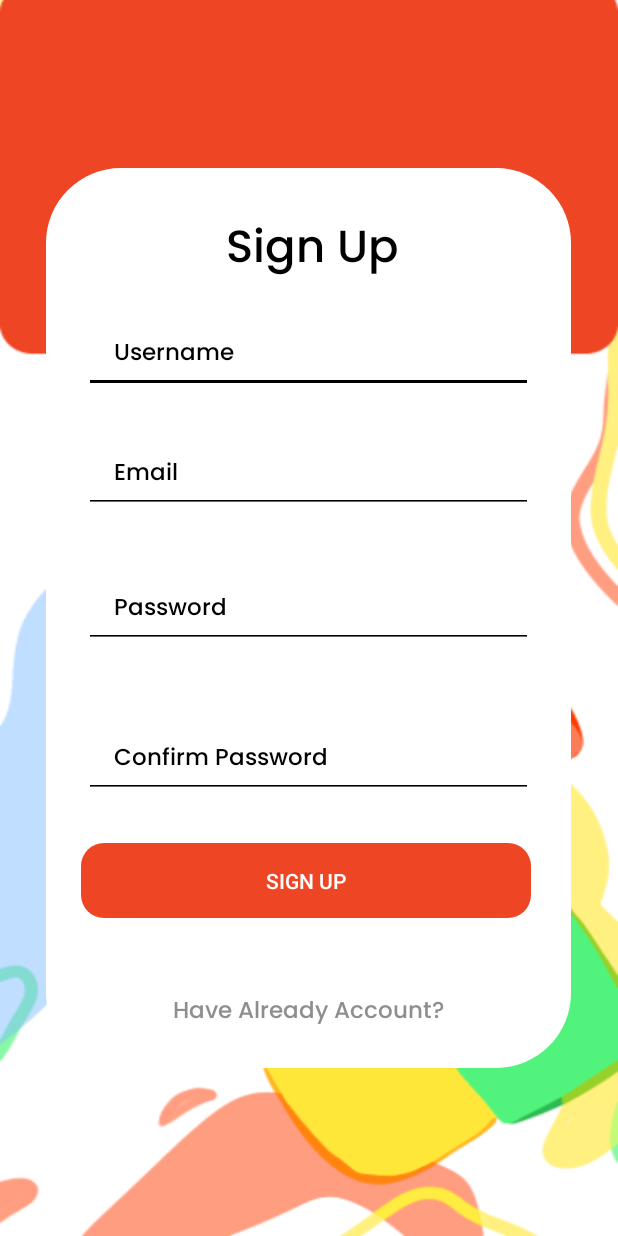
After one commit to NVG-064/Wetivity, an Android app: the sign_up screen opened directly, with no data from a screen before it, on a phone screen of 412 x 824 dp. The commit adds this screen. Run offline under Robolectric (Android 15) with nearby library versions, the phone set to English and light mode, and no system bars.

Commit message:
Coding 27 April 2023 - Menambah layout Sign Up dan Forget Password - Menambah Element draweble - Menambah Color Green,Yellow, dan Grey

```diff
--- /dev/null
+++ b/app/src/main/java/com/infinity/wetivity/sign_up.kt
@@ -0,0 +1,23 @@
+package com.infinity.wetivity
+
+import android.content.Intent
+import androidx.appcompat.app.AppCompatActivity
+import android.os.Bundle
+import android.widget.Button
+import android.widget.TextView
+
+class sign_up : AppCompatActivity() {
+    override fun onCreate(savedInstanceState: Bundle?) {
+        super.onCreate(savedInstanceState)
+        setContentView(R.layout.activity_sign_up)
+
+        supportActionBar?.hide()
+
+        val signin = findViewById<TextView>(R.id.signin)
+
+        signin.setOnClickListener{
+            val intent = Intent(this, sign_in::class.java)
+            startActivity(intent)
+        }
+    }
+}
--- /dev/null
+++ b/app/src/main/res/drawable/bkgbuttomforget2.xml
@@ -0,0 +1,5 @@
+<?xml version="1.0" encoding="utf-8"?>
+<shape xmlns:android="http://schemas.android.com/apk/res/android" android:shape="rectangle">
+    <solid android:color="@color/green"/>
+    <corners android:radius="15dp"/>
+</shape>
--- /dev/null
+++ b/app/src/main/res/drawable/bkgbuttonforget1.xml
@@ -0,0 +1,5 @@
+<?xml version="1.0" encoding="utf-8"?>
+<shape xmlns:android="http://schemas.android.com/apk/res/android" android:shape="rectangle">
+    <solid android:color="@color/yellow"/>
+    <corners android:radius="15dp"/>
+</shape>
--- /dev/null
+++ b/app/src/main/res/drawable/btmbackcircle.xml
@@ -0,0 +1,5 @@
+<?xml version="1.0" encoding="utf-8"?>
+<shape xmlns:android="http://schemas.android.com/apk/res/android" android:shape="oval">
+    <solid android:color="@color/transparangrey"/>
+
+</shape>
--- /dev/null
+++ b/app/src/main/res/drawable/buttomback.xml
@@ -0,0 +1,5 @@
+<vector android:autoMirrored="true" android:height="24dp"
+    android:tint="#000000" android:viewportHeight="24"
+    android:viewportWidth="24" android:width="24dp" xmlns:android="http://schemas.android.com/apk/res/android">
+    <path android:fillColor="@android:color/white" android:pathData="M11.67,3.87L9.9,2.1 0,12l9.9,9.9 1.77,-1.77L3.54,12z"/>
+</vector>
--- a/app/src/main/res/layout/activity_sign_in.xml
+++ b/app/src/main/res/layout/activity_sign_in.xml
@@ -41,6 +41,7 @@
             android:layout_width="300dp"
             android:layout_height="50dp"
             android:hint="Password"
+            android:inputType="textPassword"
             android:textColorHint="@color/black"
             android:textSize="15sp"
             android:textColor="@color/black"
--- /dev/null
+++ b/app/src/main/res/layout/activity_sign_up.xml
@@ -0,0 +1,101 @@
+<?xml version="1.0" encoding="utf-8"?>
+<RelativeLayout xmlns:android="http://schemas.android.com/apk/res/android"
+    xmlns:app="http://schemas.android.com/apk/res-auto"
+    xmlns:tools="http://schemas.android.com/tools"
+    android:layout_width="match_parent"
+    android:layout_height="match_parent"
+    android:background="@drawable/sigin"
+    android:gravity="center"
+    android:orientation="vertical"
+    tools:context=".sign_up">
+
+    <RelativeLayout
+        android:layout_width="350dp"
+        android:layout_height="600dp"
+        android:orientation="vertical">
+    <ImageView
+        android:layout_width="350dp"
+        android:layout_height="600dp"
+        android:background="@drawable/bkgshape"/>
+        <TextView
+            android:layout_width="wrap_content"
+            android:layout_height="wrap_content"
+            android:fontFamily="@font/poppins_medium"
+            android:text="Sign Up"
+            android:textColor="@color/black"
+            android:layout_marginLeft="120dp"
+            android:layout_marginTop="30dp"
+            android:textSize="30sp"/>
+        <EditText
+            android:layout_width="300dp"
+            android:layout_height="50dp"
+            android:hint="Username"
+            android:textColorHint="@color/black"
+            android:textSize="15sp"
+            android:textColor="@color/black"
+            android:fontFamily="@font/poppins_medium"
+            android:paddingLeft="20dp"
+            android:layout_marginHorizontal="25dp"
+            android:layout_marginTop="100dp"
+            android:backgroundTint="@color/black"/>
+        <EditText
+            android:layout_width="300dp"
+            android:layout_height="50dp"
+            android:hint="Email"
+            android:textColorHint="@color/black"
+            android:textSize="15sp"
+            android:textColor="@color/black"
+            android:fontFamily="@font/poppins_medium"
+            android:paddingLeft="20dp"
+            android:layout_marginHorizontal="25dp"
+            android:layout_marginTop="180dp"
+            android:backgroundTint="@color/black"/>
+        <EditText
+            android:layout_width="300dp"
+            android:layout_height="50dp"
+            android:hint="Password"
+            android:inputType="textPassword"
+            android:textColorHint="@color/black"
+            android:textSize="15sp"
+            android:textColor="@color/black"
+            android:fontFamily="@font/poppins_medium"
+            android:paddingLeft="20dp"
+            android:layout_marginHorizontal="25dp"
+            android:layout_marginTop="270dp"
+            android:backgroundTint="@color/black"/>
+
+        <EditText
+            android:layout_width="300dp"
+            android:layout_height="50dp"
+            android:layout_marginHorizontal="25dp"
+            android:layout_marginTop="370dp"
+            android:backgroundTint="@color/black"
+            android:fontFamily="@font/poppins_medium"
+            android:hint="Confirm Password"
+            android:inputType="textPassword"
+            android:paddingLeft="20dp"
+            android:textColor="@color/black"
+            android:textColorHint="@color/black"
+            android:textSize="15sp" />
+
+        <androidx.appcompat.widget.AppCompatButton
+            android:layout_width="300dp"
+            android:layout_height="50dp"
+            android:id="@+id/signup"
+            android:background="@drawable/bkgbuttomsigin"
+            android:layout_marginLeft="23dp"
+            android:layout_marginTop="450dp"
+            android:text="Sign Up"
+            android:textColor="@color/white"/>
+        <TextView
+            android:layout_width="match_parent"
+            android:layout_height="wrap_content"
+            android:id="@+id/signin"
+            android:textAlignment="center"
+            android:textSize="15sp"
+            android:text="Have Already Account?"
+            android:textColor="@color/grey"
+            android:fontFamily="@font/poppins_medium"
+            android:layout_marginTop="550dp"/>
+    </RelativeLayout>
+</RelativeLayout>
--- a/app/src/main/res/values/colors.xml
+++ b/app/src/main/res/values/colors.xml
@@ -9,4 +9,7 @@
   <color name="white">#FFFFFFFF</color>
   <color name="red">#EE4624</color>
   <color name="grey">#8E8E8E</color>
+  <color name="transparangrey">#8E8E80</color>
+  <color name="yellow">#FFE73A</color>
+  <color name="green">#52F37C</color>
 </resources>
--- a/app/src/main/res/values/strings.xml
+++ b/app/src/main/res/values/strings.xml
@@ -1,3 +1,6 @@
 <resources>
     <string name="app_name">Wetivity</string>
+
+    -forget password-
+    <string name="forgetpassword1">Enter Your Email and we’ll send your link to reset your password</string>
 </resources>
```
Also changed, not shown: app/src/main/AndroidManifest.xml (+10 -0 lines), app/src/main/java/com/infinity/wetivity/forgetpass.kt (added, +31 -0 lines), app/src/main/java/com/infinity/wetivity/forgetpass2.kt (added, +22 -0 lines), app/src/main/java/com/infinity/wetivity/sign_in.kt (+17 -0 lines), app/src/main/res/layout/activity_forgetpass.xml (added, +74 -0 lines), app/src/main/res/layout/activity_forgetpass2.xml (added, +89 -0 lines), app/src/main/res/drawable/forgetpass.png (added), app/src/main/res/drawable/forgetpass2.png (added).
